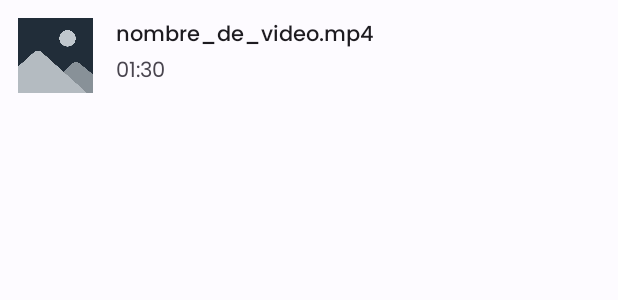
After one commit to OstoaLeonardo/Reproductor-de-Video, an Android app: the layout video_item_list.xml on its own in the app's theme, with its tools: preview values and no code run, on a phone screen of 412 x 824 dp. The commit adds this screen. Shown: the top 300 px of the screen. Run offline under Robolectric (Android 15) with nearby library versions, the phone set to English and light mode, and no system bars.

Commit message:
Se creo la clase Video, el Adapter VideoAdapter. Se muestra el nombre, la duracion y una miniatura por default a cada video utilizando el recurso video_item_list.xml

```diff
--- /dev/null
+++ b/app/src/main/res/drawable/rounded_corner.xml
@@ -0,0 +1,6 @@
+<?xml version="1.0" encoding="utf-8"?>
+<shape xmlns:android="http://schemas.android.com/apk/res/android"
+    android:shape="rectangle">
+    <corners android:radius="16dp" />
+    <solid android:color="#FFFFFF" />
+</shape>
--- /dev/null
+++ b/app/src/main/res/font/poppins.xml
@@ -0,0 +1,7 @@
+<?xml version="1.0" encoding="utf-8"?>
+<font-family xmlns:app="http://schemas.android.com/apk/res-auto"
+        app:fontProviderAuthority="com.google.android.gms.fonts"
+        app:fontProviderPackage="com.google.android.gms"
+        app:fontProviderQuery="Poppins"
+        app:fontProviderCerts="@array/com_google_android_gms_fonts_certs">
+</font-family>
--- /dev/null
+++ b/app/src/main/res/layout/video_item_list.xml
@@ -0,0 +1,43 @@
+<?xml version="1.0" encoding="utf-8"?>
+<LinearLayout xmlns:android="http://schemas.android.com/apk/res/android"
+    android:layout_width="match_parent"
+    android:layout_height="wrap_content"
+    android:orientation="horizontal"
+    android:padding="12dp">
+
+    <ImageView
+        android:id="@+id/thumbnail"
+        android:layout_width="50dp"
+        android:layout_height="50dp"
+        android:background="@drawable/rounded_corner"
+        android:scaleType="centerCrop"
+        android:src="@drawable/default_thumbnail" />
+
+    <LinearLayout
+        android:layout_width="match_parent"
+        android:layout_height="match_parent"
+        android:orientation="vertical">
+
+        <TextView
+            android:id="@+id/videoName"
+            android:layout_width="match_parent"
+            android:layout_height="wrap_content"
+            android:layout_marginStart="15dp"
+            android:fontFamily="@font/poppins_medium"
+            android:text="@string/nombre"
+            android:textAppearance="@style/TextAppearance.AppCompat.Small"
+            android:textColor="?android:attr/textColorPrimary" />
+
+        <TextView
+            android:id="@+id/videoDuration"
+            android:layout_width="match_parent"
+            android:layout_height="wrap_content"
+            android:layout_marginStart="15dp"
+            android:fontFamily="@font/poppins"
+            android:text="@string/duracion"
+            android:textAppearance="@style/TextAppearance.AppCompat.Small"
+            android:textColor="?android:attr/textColorSecondary" />
+
+    </LinearLayout>
+
+</LinearLayout>
--- a/app/src/main/res/values/preloaded_fonts.xml
+++ b/app/src/main/res/values/preloaded_fonts.xml
@@ -1,6 +1,7 @@
 <?xml version="1.0" encoding="utf-8"?>
 <resources>
     <array name="preloaded_fonts" translatable="false">
+        <item>@font/poppins</item>
         <item>@font/poppins_medium</item>
         <item>@font/poppins_semibold</item>
     </array>
--- a/app/src/main/res/values/strings.xml
+++ b/app/src/main/res/values/strings.xml
@@ -1,6 +1,6 @@
 <resources>
     <string name="app_name">Reproductor de Video</string>
-    <string name="nombre">Titulo</string>
-    <string name="duracion">00:00</string>
+    <string name="nombre">nombre_de_video.mp4</string>
+    <string name="duracion">01:30</string>
     <string name="ruta">/ruta/video.mp4</string>
 </resources>
```
Also changed, not shown: app/src/main/java/com/example/reproductordevideo/MainActivity.java (+4 -37 lines), app/src/main/java/com/example/reproductordevideo/Video.java (added, +43 -0 lines), app/src/main/java/com/example/reproductordevideo/VideoAdapter.java (added, +55 -0 lines), app/src/main/res/drawable/default_thumbnail.jpg (added).
